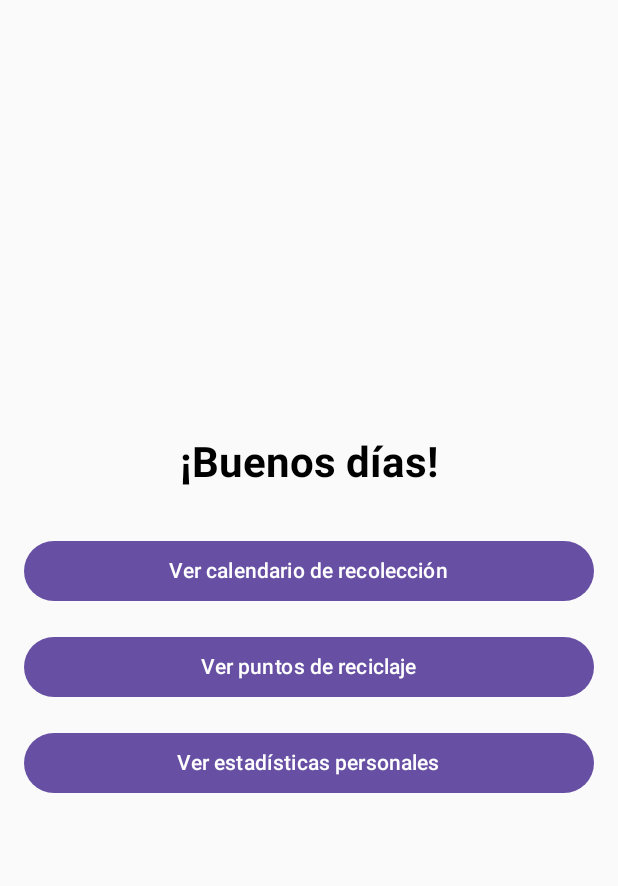
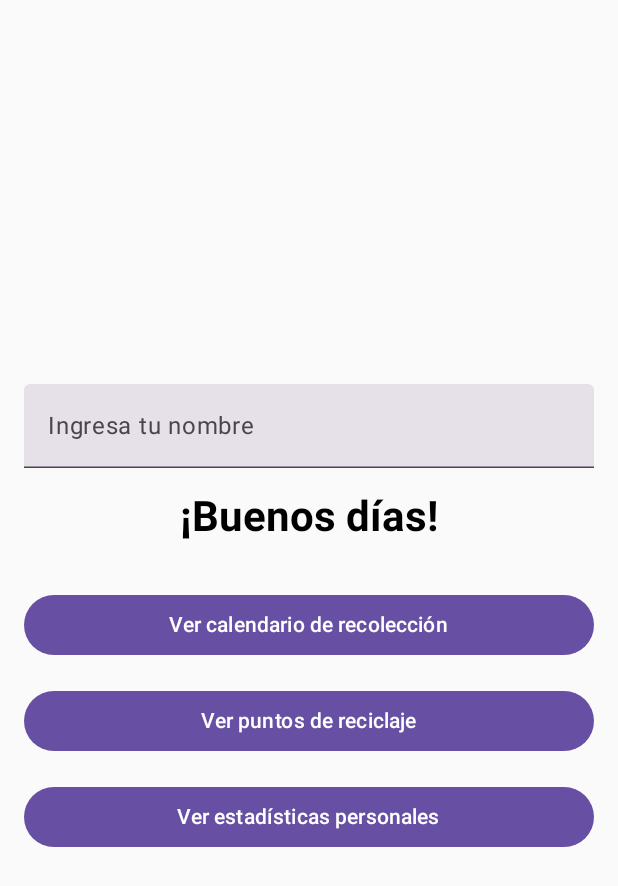
Before and after one commit to Rodrivdlc/GestionResiduos_UD1, an Android app built with Jetpack Compose: the screen it shows after launch (MainActivity), on a phone screen of 412 x 824 dp. Shown: the top 886 px of the screen. Run offline under Robolectric (Android 15) with nearby library versions, the phone set to English and light mode, and no system bars.

Commit message:
updapte homescreen

```diff
--- a/app/src/main/java/com/example/gestionresiduos_ud1/HomeScreen.kt
+++ b/app/src/main/java/com/example/gestionresiduos_ud1/HomeScreen.kt
@@ -4,7 +4,8 @@ import androidx.compose.foundation.layout.*
 import androidx.compose.material.*
 import androidx.compose.material3.Button
 import androidx.compose.material3.Text
-import androidx.compose.runtime.Composable
+import androidx.compose.material3.TextField
+import androidx.compose.runtime.*
 import androidx.compose.ui.Alignment
 import androidx.compose.ui.Modifier
 import androidx.compose.ui.text.font.FontWeight
@@ -17,7 +18,8 @@ import java.util.*
 
 @Composable
 fun HomeScreen(navController: NavController) {
-    val greeting = getGreetingMessage()
+    var name by remember { mutableStateOf("") }
+    val greeting = getGreetingMessage(name)
 
     // Estructura principal de la pantalla de inicio
     Column(
@@ -27,6 +29,16 @@ fun HomeScreen(navController: NavController) {
         horizontalAlignment = Alignment.CenterHorizontally,
         verticalArrangement = Arrangement.Center
     ) {
+        // Campo de texto para ingresar el nombre
+        TextField(
+            value = name,
+            onValueChange = { name = it },
+            label = { Text("Ingresa tu nombre") },
+            modifier = Modifier
+                .fillMaxWidth()
+                .padding(bottom = 16.dp)
+        )
+
         // Saludo personalizado
         Text(
             text = greeting,
@@ -66,13 +78,14 @@ fun HomeScreen(navController: NavController) {
 }
 
 @Composable
-fun getGreetingMessage(): String {
+fun getGreetingMessage(name: String): String {
     val currentHour = Calendar.getInstance().get(Calendar.HOUR_OF_DAY)
-    return when (currentHour) {
-        in 6..11 -> "¡Buenos días!"
-        in 12..17 -> "¡Buenas tardes!"
-        else -> "¡Buenas noches!"
+    val greeting = when (currentHour) {
+        in 6..11 -> "¡Buenos días"
+        in 12..17 -> "¡Buenas tardes"
+        else -> "¡Buenas noches"
     }
+    return if (name.isNotEmpty()) "$greeting, $name!" else "$greeting!"
 }
 
 @Preview(showBackground = true)
```
